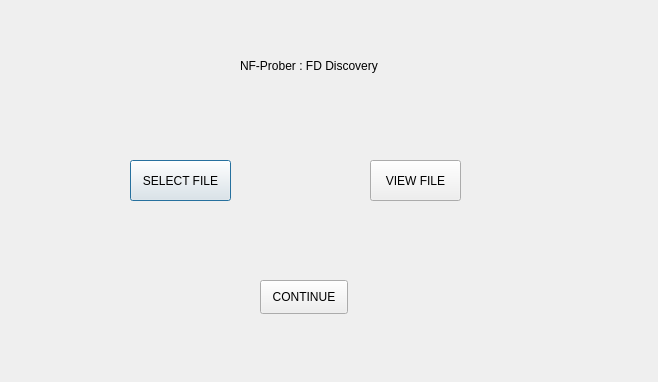
Qt form dialogfilein.ui (shanidchamal/NF-Prober) before a commit.
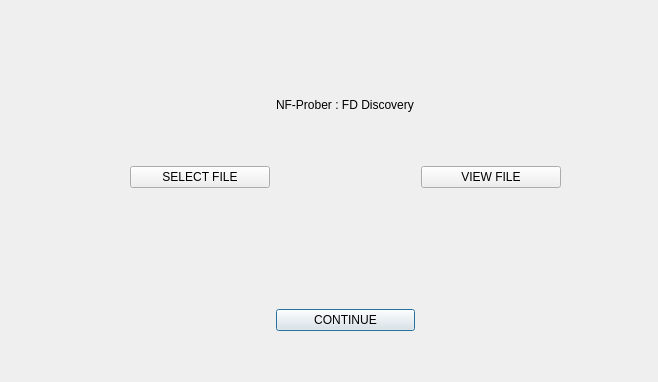
The same form after that commit.

Commit message: input file filter added

Diff of the .ui file:
```diff
--- a/dialogfilein.ui
+++ b/dialogfilein.ui
@@ -13,70 +13,52 @@
   <property name="windowTitle">
    <string>Dialog</string>
   </property>
-  <widget class="QLabel" name="label">
+  <widget class="QWidget" name="">
    <property name="geometry">
     <rect>
-     <x>240</x>
+     <x>130</x>
      <y>50</y>
-     <width>161</width>
-     <height>31</height>
+     <width>431</width>
+     <height>281</height>
     </rect>
    </property>
+   <layout class="QGridLayout" name="gridLayout">
+    <item row="3" column="1">
+     <widget class="QPushButton" name="nextButton">
+      <property name="text">
+       <string>CONTINUE</string>
+      </property>
+     </widget>
+    </item>
+    <item row="2" column="0" colspan="3">
+     <widget class="QLabel" name="label_f_status">
+      <property name="text">
+       <string/>
+      </property>
+     </widget>
+    </item>
+    <item row="0" column="1" colspan="2">
+     <widget class="QLabel" name="label">
    <property name="text">
     <string>NF-Prober : FD Discovery</string>
    </property>
   </widget>
+    </item>
+    <item row="1" column="0">
   <widget class="QPushButton" name="f_selectButton">
-   <property name="geometry">
-    <rect>
-     <x>130</x>
-     <y>160</y>
-     <width>101</width>
-     <height>41</height>
-    </rect>
-   </property>
    <property name="text">
     <string>SELECT FILE</string>
    </property>
   </widget>
+    </item>
+    <item row="1" column="2">
   <widget class="QPushButton" name="f_viewButton">
-   <property name="geometry">
-    <rect>
-     <x>370</x>
-     <y>160</y>
-     <width>91</width>
-     <height>41</height>
-    </rect>
-   </property>
    <property name="text">
     <string>VIEW FILE</string>
    </property>
   </widget>
-  <widget class="QPushButton" name="nextButton">
-   <property name="geometry">
-    <rect>
-     <x>260</x>
-     <y>280</y>
-     <width>88</width>
-     <height>34</height>
-    </rect>
-   </property>
-   <property name="text">
-    <string>CONTINUE</string>
-   </property>
-  </widget>
-  <widget class="QLabel" name="label_f_status">
-   <property name="geometry">
-    <rect>
-     <x>220</x>
-     <y>230</y>
-     <width>311</width>
-     <height>16</height>
-    </rect>
-   </property>
-   <property name="text">
-    <string/>
-   </property>
+    </item>
+   </layout>
   </widget>
  </widget>
  <resources/>
```
Lines whose indentation alone changed are shown as unchanged. The commit also changes 2 other files.
